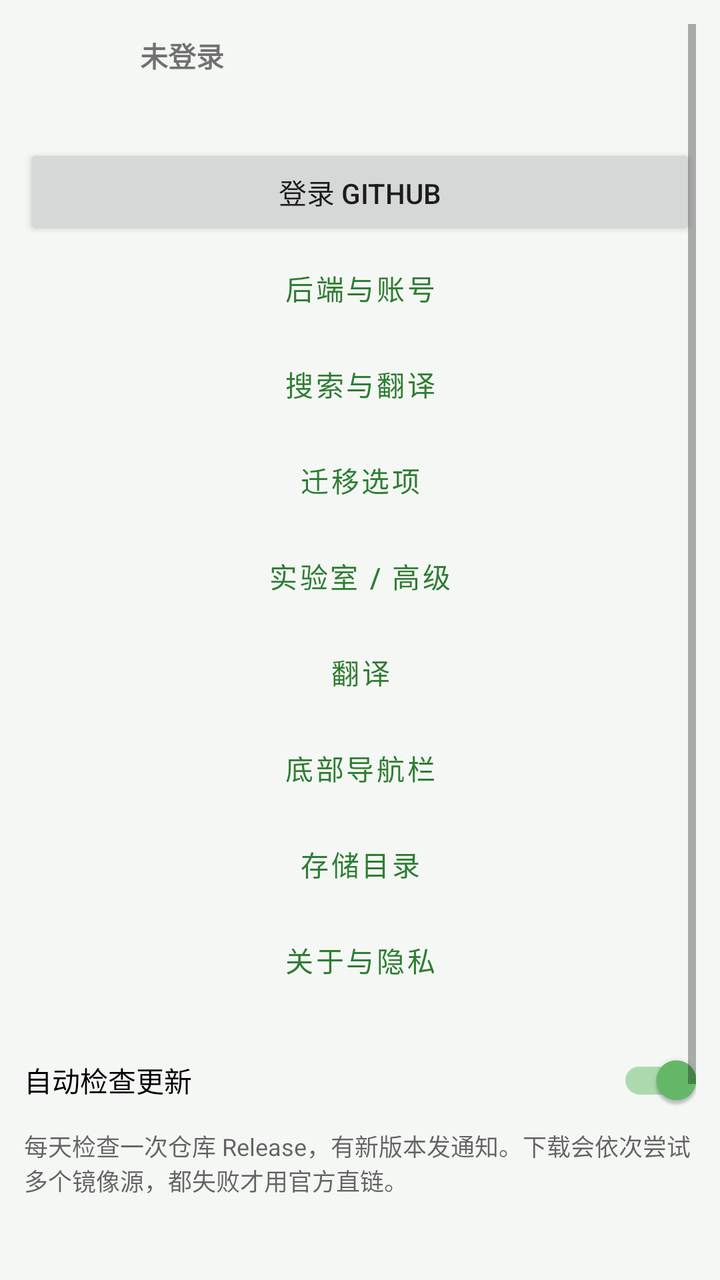
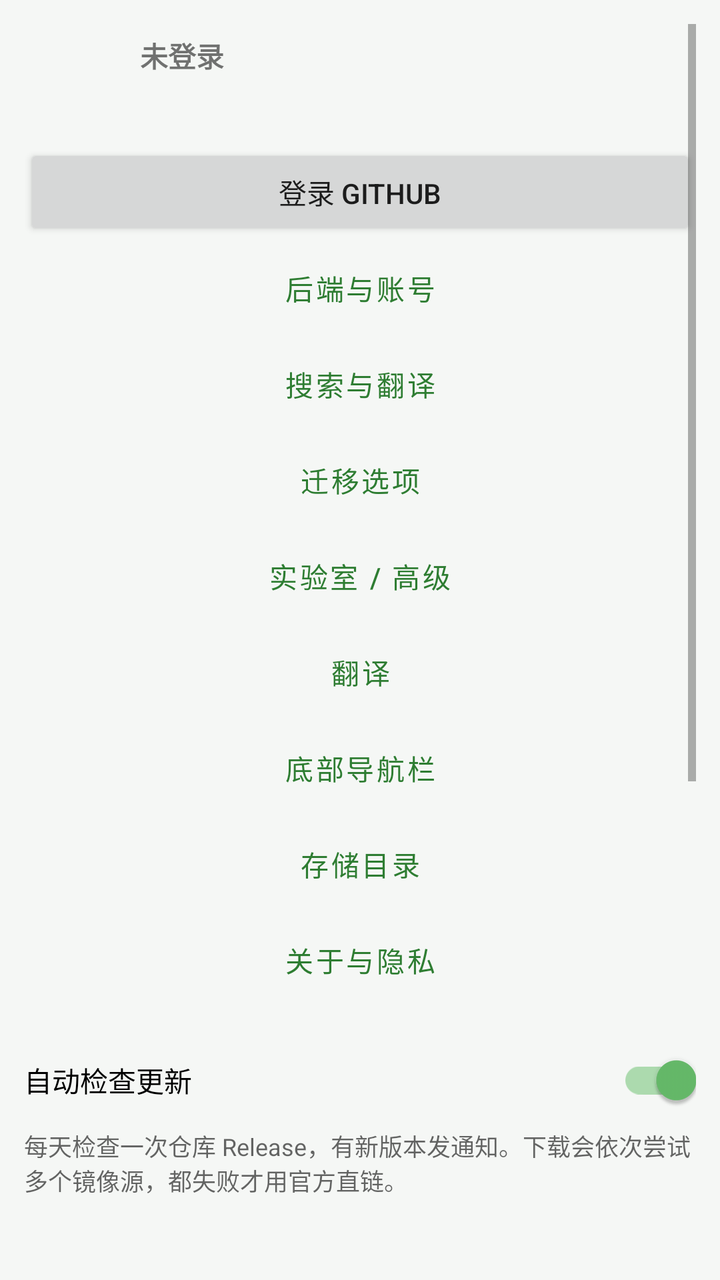

Compare the two renders of this Android layout. The source of the first and the diff that turns it into the second are given below.
<!-- AndroidManifest.xml: application theme Theme.ModMigrator -->
<!-- res/layout/fragment_settings_main.xml -->
<?xml version="1.0" encoding="utf-8"?>
<ScrollView xmlns:android="http://schemas.android.com/apk/res/android"
    android:layout_width="match_parent"
    android:layout_height="match_parent"
    android:padding="12dp">

    <LinearLayout
        android:layout_width="match_parent"
        android:layout_height="wrap_content"
        android:orientation="vertical">

        <LinearLayout
            android:id="@+id/rowAccount"
            android:layout_width="match_parent"
            android:layout_height="wrap_content"
            android:gravity="center_vertical"
            android:orientation="horizontal"
            android:paddingBottom="12dp">

            <ImageView
                android:id="@+id/ivAvatar"
                android:layout_width="48dp"
                android:layout_height="48dp"
                android:contentDescription="@string/app_name"
                android:src="@drawable/ic_person" />

            <LinearLayout
                android:layout_width="0dp"
                android:layout_height="wrap_content"
                android:layout_marginStart="10dp"
                android:layout_weight="1"
                android:orientation="vertical">

                <TextView
                    android:id="@+id/tvAccount"
                    android:layout_width="match_parent"
                    android:layout_height="wrap_content"
                    android:text="@string/account_not_login"
                    android:textStyle="bold" />

                <TextView
                    android:id="@+id/tvConnState"
                    android:layout_width="match_parent"
                    android:layout_height="wrap_content"
                    android:textColor="@color/textSecondary"
                    android:textSize="12sp" />
            </LinearLayout>
        </LinearLayout>

        <Button
            android:id="@+id/btnAccount"
            android:layout_width="match_parent"
            android:layout_height="wrap_content"
            android:text="@string/account_login" />

        <Button
            android:id="@+id/btnGoBackend"
            style="@style/AppButtonOutlined"
            android:layout_width="match_parent"
            android:layout_height="wrap_content"
            android:text="@string/menu_backend" />

        <Button
            android:id="@+id/btnGoSearch"
            style="@style/AppButtonOutlined"
            android:layout_width="match_parent"
            android:layout_height="wrap_content"
            android:text="@string/menu_search" />

        <Button
            android:id="@+id/btnGoMigrate"
            style="@style/AppButtonOutlined"
            android:layout_width="match_parent"
            android:layout_height="wrap_content"
            android:text="@string/menu_migrate" />

        <Button
            android:id="@+id/btnGoLab"
            style="@style/AppButtonOutlined"
            android:layout_width="match_parent"
            android:layout_height="wrap_content"
            android:text="@string/menu_lab" />

        <Button
            android:id="@+id/btnGoTranslate"
            style="@style/AppButtonOutlined"
            android:layout_width="match_parent"
            android:layout_height="wrap_content"
            android:text="@string/menu_translate" />

        <Button
            android:id="@+id/btnGoNav"
            style="@style/AppButtonOutlined"
            android:layout_width="match_parent"
            android:layout_height="wrap_content"
            android:text="@string/menu_nav" />

        <Button
            android:id="@+id/btnGoStorage"
            style="@style/AppButtonOutlined"
            android:layout_width="match_parent"
            android:layout_height="wrap_content"
            android:text="@string/menu_storage" />

        <Button
            android:id="@+id/btnGoAbout"
            style="@style/AppButtonOutlined"
            android:layout_width="match_parent"
            android:layout_height="wrap_content"
            android:text="@string/menu_about" />

        <com.google.android.material.switchmaterial.SwitchMaterial
            android:id="@+id/swUpdate"
            android:layout_width="match_parent"
            android:layout_height="wrap_content"
            android:layout_marginTop="12dp"
            android:checked="true"
            android:text="@string/cfg_update" />

        <TextView
            android:layout_width="match_parent"
            android:layout_height="wrap_content"
            android:paddingBottom="8dp"
            android:text="@string/cfg_update_hint"
            android:textColor="@color/textSecondary"
            android:textSize="12sp" />

        <com.google.android.material.switchmaterial.SwitchMaterial
            android:id="@+id/swOffline"
            android:layout_width="match_parent"
            android:layout_height="wrap_content"
            android:layout_marginTop="12dp"
            android:text="@string/cfg_offline" />

        <TextView
            android:layout_width="match_parent"
            android:layout_height="wrap_content"
            android:paddingBottom="8dp"
            android:text="@string/cfg_offline_hint"
            android:textColor="@color/textSecondary"
            android:textSize="12sp" />
    </LinearLayout>
</ScrollView>
<!-- resources referenced by this layout -->
<resources>
  <color name="textSecondary">#99000000</color>
  <!-- drawable ic_person (drawable) -->
  <?xml version="1.0" encoding="utf-8"?>
  <vector xmlns:android="http://schemas.android.com/apk/res/android"
      android:width="24dp" android:height="24dp"
      android:viewportWidth="960" android:viewportHeight="960"
      android:tint="?attr/colorControlNormal">
      <path android:fillColor="@android:color/white" android:pathData="M480-480q-66 0-113-47t-47-113q0-66 47-113t113-47q66 0 113 47t47 113q0 66-47 113t-113 47ZM160-160v-32q0-34 17.5-62.5T224-294q62-31 126-45t130-14q66 0 130 14t126 45q29 15 46.5 43.5T800-208v32H160Z" />
  </vector>
  <string name="account_login">登录 GitHub</string>
  <string name="account_not_login">未登录</string>
  <string name="app_name">模组迁移助手</string>
  <string name="cfg_offline">完全离线（断网）</string>
  <string name="cfg_offline_hint">开启后任何网络请求都不发：只用本地词典与已缓存译文，搜索与下载不可用，但已装模组的迁移、配置编辑照常。注意：这与「关掉后端」是两回事——关后端只是改成你自己填 Key 直连，仍然联网。</string>
  <string name="cfg_update">自动检查更新</string>
  <string name="cfg_update_hint">每天检查一次仓库 Release，有新版本发通知。下载会依次尝试多个镜像源，都失败才用官方直链。</string>
  <string name="menu_about">关于与隐私</string>
  <string name="menu_backend">后端与账号</string>
  <string name="menu_lab">实验室 / 高级</string>
  <string name="menu_migrate">迁移选项</string>
  <string name="menu_nav">底部导航栏</string>
  <string name="menu_search">搜索与翻译</string>
  <string name="menu_storage">存储目录</string>
  <string name="menu_translate">翻译</string>
  <style name="AppButtonOutlined" parent="Widget.MaterialComponents.Button.OutlinedButton">
          <item name="strokeColor">?attr/colorPrimary</item>
          <item name="android:textColor">?attr/colorPrimary</item>
          <item name="iconTint">?attr/colorPrimary</item>
          <item name="rippleColor">?attr/colorPrimary</item>
      </style>
  <style name="Theme.ModMigrator" parent="Theme.MaterialComponents.DayNight.NoActionBar">
          <item name="colorPrimary">@color/primary</item>
          <item name="colorPrimaryDark">@color/primaryDark</item>
          <item name="colorAccent">@color/accent</item>
          <item name="android:windowBackground">@color/bg</item>
          <item name="android:statusBarColor">@color/primaryDark</item>
          <item name="preferenceTheme">@style/PreferenceThemeOverlay</item>
          
          <item name="materialButtonStyle">@style/AppButton</item>
      </style>
  <color name="primary">#FF2E7D32</color>
  <color name="primaryDark">#FF1B5E20</color>
  <color name="accent">#FF66BB6A</color>
  <color name="bg">#FFF5F7F5</color>
  <style name="AppButton" parent="Widget.MaterialComponents.Button">
          <item name="backgroundTint">?attr/colorPrimary</item>
          <item name="android:textColor">@android:color/white</item>
          <item name="rippleColor">?attr/colorPrimary</item>
      </style>
</resources>

<!-- the commit's change to res/layout/fragment_settings_main.xml (unified diff, before → after) -->
@@ -139,5 +139,53 @@
             android:text="@string/cfg_offline_hint"
             android:textColor="@color/textSecondary"
             android:textSize="12sp" />
+
+        
+        <TextView
+            android:id="@+id/tvOfflineParts"
+            android:layout_width="match_parent"
+            android:layout_height="wrap_content"
+            android:layout_marginTop="12dp"
+            android:text="单独关闭某一项的联网"
+            android:textSize="13sp"
+            android:textStyle="bold" />
+
+        <com.google.android.material.switchmaterial.SwitchMaterial
+            android:id="@+id/swOfflineSearch"
+            android:layout_width="match_parent"
+            android:layout_height="wrap_content"
+            android:text="商店搜索与推荐" />
+
+        <com.google.android.material.switchmaterial.SwitchMaterial
+            android:id="@+id/swOfflineTranslate"
+            android:layout_width="match_parent"
+            android:layout_height="wrap_content"
+            android:text="在线翻译（关掉后只用本地词典）" />
+
+        <com.google.android.material.switchmaterial.SwitchMaterial
+            android:id="@+id/swOfflineFeed"
+            android:layout_width="match_parent"
+            android:layout_height="wrap_content"
+            android:text="资讯抓取" />
+
+        <com.google.android.material.switchmaterial.SwitchMaterial
+            android:id="@+id/swOfflineUpdate"
+            android:layout_width="match_parent"
+            android:layout_height="wrap_content"
+            android:text="更新检查" />
+
+        <com.google.android.material.switchmaterial.SwitchMaterial
+            android:id="@+id/swOfflineAnnounce"
+            android:layout_width="match_parent"
+            android:layout_height="wrap_content"
+            android:text="公告拉取" />
+
+        <TextView
+            android:layout_width="match_parent"
+            android:layout_height="wrap_content"
+            android:paddingBottom="8dp"
+            android:text="上面的总开关打开时，所有联网一律关闭，分项不再单独判断。"
+            android:textColor="@color/textSecondary"
+            android:textSize="12sp" />
     </LinearLayout>
 </ScrollView>
